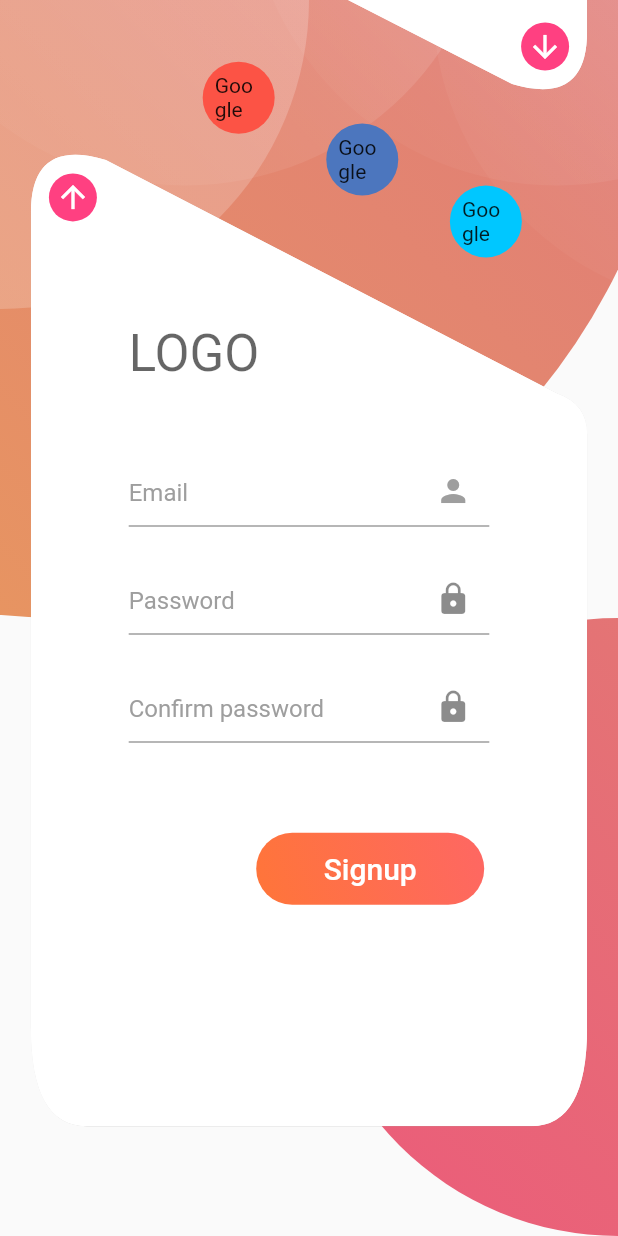
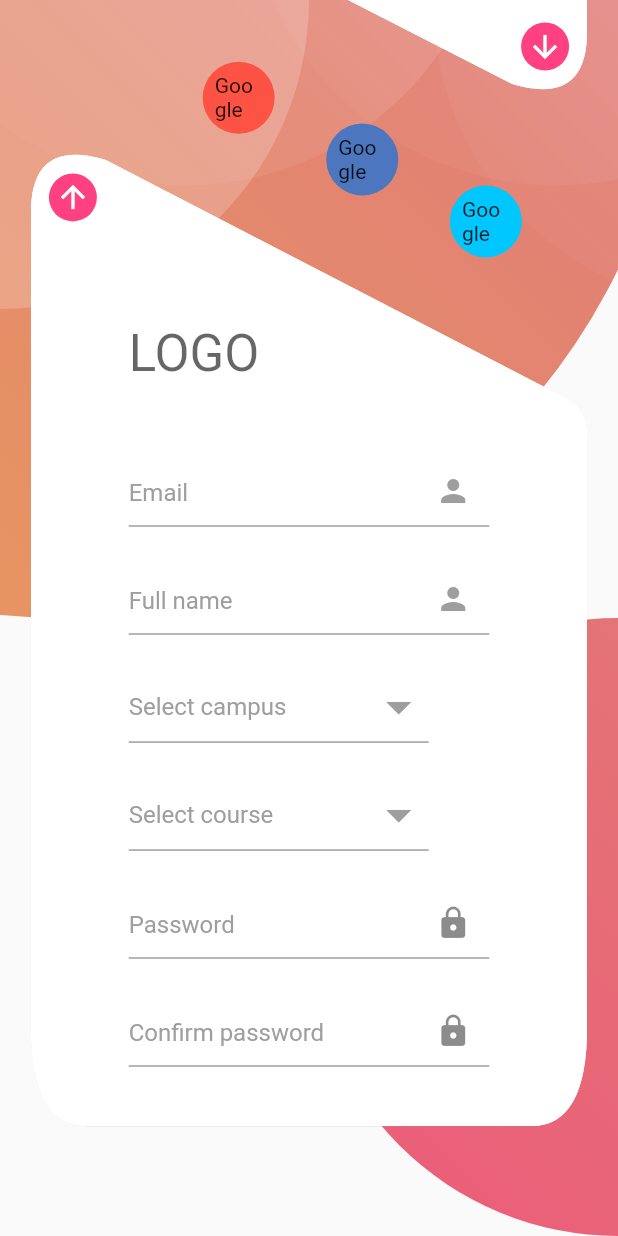
Before and after one commit to Adityashahi4465/ASCentralDesk, a Flutter app: the screen it shows after launch, scrolled down 576 dp, on a phone screen of 412 x 824 dp. Run offline on Flutter 3.47's test engine with Material 2 defaults, Android fonts, the light colour scheme and no system bars.

Commit message:
campuses and courses dropdown

```diff
--- a/lib/constants/app_constant.dart
+++ b/lib/constants/app_constant.dart
@@ -1,10 +1,21 @@
+// ignore_for_file: constant_identifier_names
+
 const EMAIL_AUTH_HINT = "Email";
-const EMAIL_AUTH_VALIDATION_EMPTY = "Your email can\'t be empty!";
+const EMAIL_AUTH_VALIDATION_EMPTY = "Your email can't be empty!";
 const EMAIL_AUTH_VALIDATION_INVALID = 'This email is invalid!';
+
+const NAME_AUTH_HINT = "Full name";
+const NAME_AUTH_VALIDATION_EMPTY = "Your name can't be empty!";
+const NAME_AUTH_VALIDATION_INVALID = 'This name is invalid!';
+
+const SELECT_CAMPUS_HINT = "Select campus";
+const SELECT_COURSE_HINT = "Select course";
+const SELECT_COURSE_ERROR = 'Select campus first';
+
 
 const PASSWORD_AUTH_HINT = "Password";
 const CONFIRM_PASSWORD_AUTH_HINT = "Confirm password";
-const PASSWORD_AUTH_VALIDATION_EMPTY = "Your password number can\'t be empty!";
+const PASSWORD_AUTH_VALIDATION_EMPTY = "Your password number can't be empty!";
 const PASSWORD_AUTH_VALIDATION_INVALID = 'This password number is invalid!';
 
 const COLOR_WELCOME = "#FFD201";
--- /dev/null
+++ b/lib/constants/campus_data.dart
@@ -0,0 +1,41 @@
+final List<String> campusList = [
+  'Aryabhatt DSEU Ashok Vihar Campus',
+  'Ambedkar DSEU Shakarpur Campus - I',
+  'Bhai Parmanand DSEU Shakarpur Campus - II',
+  'G.B. Pant DSEU Okhla-I Campus',
+  'DSEU Okhla-II Campus',
+  'GB Pant DSEU Okhla-III Campus',
+  'Guru Nanak Dev DSEU Rohini Campus',
+  'DSEU Pusa Campus',
+  'DSEU Dwarka Campus',
+  'DSEU Siri Fort Campus',
+  'Kasturba DSEU Pitampura Campus',
+  'Meerabai DSEU Maharani Bagh Campus',
+  'DSEU Rajokri Campus',
+  'DSEU Vivek Vihar Campus',
+  'DSEU Wazirpur-I Campus',
+  'Centre for Healthcare, Allied Medical and Paramedical Sciences',
+  'DSEU Dheerpur Campus',
+  'DSEU Mayur Vihar Campus',
+];
+
+final Map<String, List<String>> campusCourses = {
+  'Aryabhatt DSEU Ashok Vihar Campus': ['BCA', 'BBA', 'DCE', 'MLT'],
+  'Ambedkar DSEU Shakarpur Campus - I': ['B.Tech', 'M.Tech', 'DCE'],
+  'Bhai Parmanand DSEU Shakarpur Campus - II': ['BCA', 'MLT', 'BBA'],
+  'G.B. Pant DSEU Okhla-I Campus': ['B.Tech', 'M.Tech'],
+  'DSEU Okhla-II Campus': ['BCA', 'BBA'],
+  'GB Pant DSEU Okhla-III Campus': ['DCE', 'MLT'],
+  'Guru Nanak Dev DSEU Rohini Campus': ['BBA', 'MLT', 'B.Tech'],
+  'DSEU Pusa Campus': ['BCA', 'DCE', 'B.Tech'],
+  'DSEU Dwarka Campus': ['MLT', 'B.Tech'],
+  'DSEU Siri Fort Campus': ['BCA', 'BBA'],
+  'Kasturba DSEU Pitampura Campus': ['B.Tech', 'M.Tech'],
+  'Meerabai DSEU Maharani Bagh Campus': ['BCA', 'BBA'],
+  'DSEU Rajokri Campus': ['DCE', 'MLT'],
+  'DSEU Vivek Vihar Campus': ['B.Tech', 'M.Tech'],
+  'DSEU Wazirpur-I Campus': ['BCA', 'BBA', 'DCE', 'MLT'],
+  'Centre for Healthcare, Allied Medical and Paramedical Sciences': ['BCA', 'BBA', 'DCE'],
+  'DSEU Dheerpur Campus': ['MLT', 'B.Tech'],
+  'DSEU Mayur Vihar Campus': ['BCA', 'BBA', 'DCE', 'MLT', 'B.Tech', 'M.Tech'],
+};
--- /dev/null
+++ b/lib/core/common/dropdown_button.dart
@@ -0,0 +1,56 @@
+import 'package:as_central_desk/core/utils/color_utility.dart';
+import 'package:flutter/material.dart';
+
+class CustomDropdown<T> extends StatelessWidget {
+  final String labelText;
+  final String hintText;
+
+  final List<T> items;
+  final T? value;
+  final ValueChanged<T?> onChanged;
+
+  const CustomDropdown({
+    super.key,
+    required this.labelText,
+    required this.hintText,
+    required this.items,
+    required this.value,
+    required this.onChanged,
+  });
+
+  @override
+  Widget build(BuildContext context) {
+    return DropdownButton<T>(
+      isExpanded: true,
+      iconSize: 40,
+      iconEnabledColor: Colors.grey,
+      iconDisabledColor: Colors.grey,
+      menuMaxHeight: 400,
+      style: const TextStyle(
+        color: Colors.black,
+        fontSize: 16,
+        fontWeight: FontWeight.w500,
+      ),
+      underline: Container(
+        height: 1,
+        color: Colors.grey,
+      ),
+      value: value,
+      hint: Text(
+        hintText,
+        style: const TextStyle(
+          color: Colors.grey,
+          fontSize: 16,
+          fontWeight: FontWeight.w400,
+        ),
+      ),
+      onChanged: onChanged,
+      items: items.map((item) {
+        return DropdownMenuItem<T>(
+          value: item,
+          child: Text(item.toString()),
+        );
+      }).toList(),
+    );
+  }
+}
--- a/lib/features/auth/widgets/sign_up/sign_up_form.dart
+++ b/lib/features/auth/widgets/sign_up/sign_up_form.dart
@@ -3,6 +3,8 @@ import 'package:flutter/material.dart';
 import '../../../../component/logo_text.dart';
 import '../../../../component/rounded_button.dart';
 import '../../../../constants/app_constant.dart';
+import '../../../../constants/campus_data.dart';
+import '../../../../core/common/dropdown_button.dart';
 import '../../../../core/utils/color_utility.dart';
 import '../form_text_field.dart';
 
@@ -11,11 +13,16 @@ class SignUpForm extends StatefulWidget {
   final Function() onPressed;
   final Size size;
   final TextTheme textTheme;
+  String? selectedCampus;
+  String? selectedCourse;
   final TextEditingController emailController;
   final TextEditingController passwordController;
   final TextEditingController confirmPasswordController;
+  final TextEditingController
+      rollNumberController; // Add roll number controller
+  final TextEditingController nameController; // Add additional email controller
 
-  const SignUpForm({
+  SignUpForm({
     super.key,
     required this.formKey,
     required this.onPressed,
@@ -24,6 +31,10 @@ class SignUpForm extends StatefulWidget {
     required this.emailController,
     required this.passwordController,
     required this.confirmPasswordController,
+    required this.rollNumberController, // Initialize the roll number controller
+    required this.nameController,
+    required this.selectedCampus,
+    required this.selectedCourse, // Initialize the additional email controller
   });
 
   @override
@@ -69,17 +80,86 @@ class _SignUpFormState extends State<SignUpForm> {
                 height: 24,
               ),
               Padding(
-                padding:
-                    EdgeInsets.symmetric(horizontal: widget.size.width * 0.1),
+                padding: EdgeInsets.symmetric(
+                  horizontal: widget.size.width * 0.1,
+                ),
                 child: CustomFormTextField(
-                  controller: widget.passwordController,
+                  controller: widget.emailController,
                   textTheme: widget.textTheme,
                   validator: (val) {
                     return '';
                   },
-                  hint: PASSWORD_AUTH_HINT,
-                  suffixIcon: Icons.lock,
-                  isPassword: true,
+                  hint: NAME_AUTH_HINT,
+                  suffixIcon: Icons.person,
+                  isPassword: false,
+                ),
+              ),
+              const SizedBox(
+                height: 24,
+              ),
+              Padding(
+                padding: EdgeInsets.symmetric(
+                  horizontal: widget.size.width * 0.1,
+                ),
+                child: SizedBox(
+                  width: 200,
+                  height: 56,
+                  child: CustomDropdown<String>(
+                    labelText: '',
+                    items: campusList,
+                    value: widget.selectedCampus,
+                    onChanged: (newValue) {
+                      setState(() {
+                        widget.selectedCampus = newValue!;
+                      });
+                    },
+                    hintText: SELECT_CAMPUS_HINT,
+                  ),
+                ),
+              ),
+              const SizedBox(
+                height: 16,
+              ),
+              Padding(
+                padding: EdgeInsets.symmetric(
+                  horizontal: widget.size.width * 0.1,
+                ),
+                child: SizedBox(
+                  width: 200,
+                  height: 56,
+                  child: CustomDropdown<String>(
+                    labelText: '',
+                    items: (widget.selectedCampus != null)
+                        ? campusCourses[widget.selectedCampus]!
+                        : [],
+                    value: widget.selectedCourse,
+                    onChanged: (newValue) {
+                      setState(() {
+                        widget.selectedCampus = newValue!;
+                      });
+                    },
+                    hintText: SELECT_COURSE_HINT,
+                  ),
+                ),
+              ),
+              const SizedBox(
+                height: 16,
+              ),
+              Padding(
+                padding: EdgeInsets.symmetric(
+                  horizontal: widget.size.width * 0.1,
+                ),
+                child: SizedBox(
+                  child: CustomFormTextField(
+                    controller: widget.passwordController,
+                    textTheme: widget.textTheme,
+                    validator: (val) {
+                      return '';
+                    },
+                    hint: PASSWORD_AUTH_HINT,
+                    suffixIcon: Icons.lock,
+                    isPassword: true,
+                  ),
                 ),
               ),
               const SizedBox(
--- a/lib/features/auth/widgets/sign_up/signup_tab.dart
+++ b/lib/features/auth/widgets/sign_up/signup_tab.dart
@@ -20,6 +20,11 @@ class _SignUpTabState extends State<SignUpTab> {
   final emailController = TextEditingController();
   final passwordController = TextEditingController();
   final confirmPasswordController = TextEditingController();
+  final rollNumberController = TextEditingController();
+  final nameController = TextEditingController();
+  String? selectedCampus;
+  String? selectedCourse;
+
   @override
   Widget build(BuildContext context) {
     final Size size = MediaQuery.of(context).size;
@@ -50,6 +55,8 @@ class _SignUpTabState extends State<SignUpTab> {
                       emailController: emailController,
                       passwordController: passwordController,
                       confirmPasswordController: confirmPasswordController,
+                      rollNumberController: rollNumberController,
+                      nameController: nameController, selectedCampus: selectedCampus, selectedCourse: selectedCourse,
                     ),
                   ),
                 ),
```
Also changed, not shown: lib/models/users/student.dart (+150 -1 lines).
